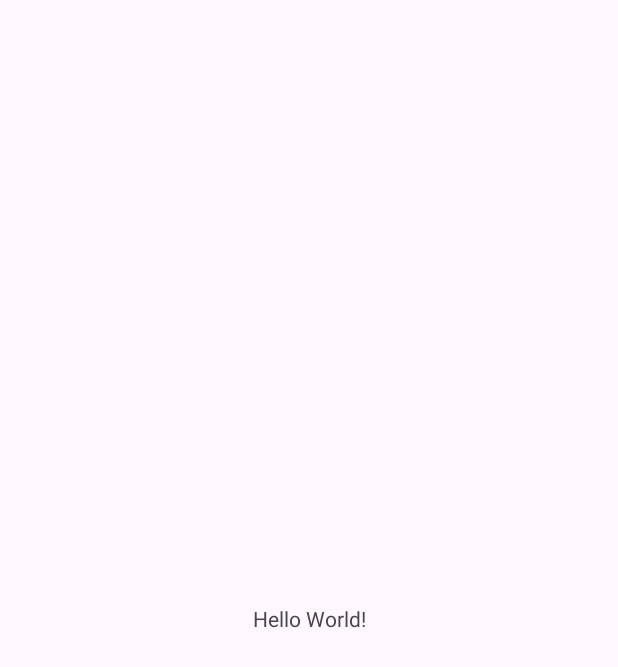
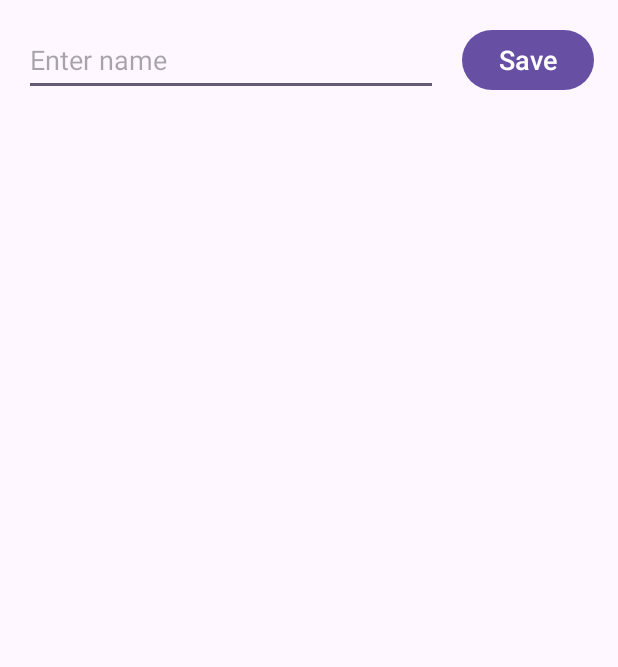
Before and after one commit to Mefoolyhi/MobileHomework, an Android app: the screen it shows after launch (MainActivity), on a phone screen of 412 x 824 dp. Before the commit the part shown is almost empty. Shown: the top 667 px of the screen. Run offline under Robolectric (Android 15) with nearby library versions, the phone set to English and light mode, and no system bars; pictures from the network do not load.

Commit message:
Final project

```diff
--- a/FinalProject/app/build.gradle
+++ b/FinalProject/app/build.gradle
@@ -36,4 +36,6 @@ dependencies {
     testImplementation 'junit:junit:4.13.2'
     androidTestImplementation 'androidx.test.ext:junit:1.1.5'
     androidTestImplementation 'androidx.test.espresso:espresso-core:3.5.1'
+
+    implementation 'com.github.bumptech.glide:glide:4.14.2'
 }
--- a/FinalProject/app/src/main/AndroidManifest.xml
+++ b/FinalProject/app/src/main/AndroidManifest.xml
@@ -1,6 +1,8 @@
 <?xml version="1.0" encoding="utf-8"?>
 <manifest xmlns:android="http://schemas.android.com/apk/res/android"
     xmlns:tools="http://schemas.android.com/tools">
+
+    <uses-permission android:name="android.permission.INTERNET"/>
 
     <application
         android:allowBackup="true"
--- /dev/null
+++ b/FinalProject/app/src/main/java/com/example/finalproject/DBInteractor.java
@@ -0,0 +1,38 @@
+package com.example.finalproject;
+
+import android.content.Context;
+import android.database.Cursor;
+import android.database.sqlite.SQLiteDatabase;
+
+import java.util.ArrayList;
+import java.util.List;
+
+public class DBInteractor {
+
+    private SQLiteDatabase dataBase;
+
+    public DBInteractor(Context context) {
+        dataBase = context.openOrCreateDatabase("namesApp.db", Context.MODE_PRIVATE, null);
+        dataBase.execSQL("CREATE TABLE IF NOT EXISTS names (name TEXT, imageUrl TEXT, UNIQUE(name))");
+    }
+
+    public List<NameItem> getItems() {
+        Cursor query = dataBase.rawQuery("SELECT * FROM names", null);
+        List<NameItem> items = new ArrayList<>();
+        while (query.moveToNext()) {
+            items.add(new NameItem(query.getString(0), query.getString(1)));
+        }
+        query.close();
+
+        return items;
+    }
+
+    public void addItem(NameItem item) {
+        dataBase.execSQL(String.format("INSERT OR IGNORE INTO names VALUES ('%s', '%s');", item.name, item.imageUrl));
+    }
+
+
+    public void onDestroy() {
+        dataBase.close();
+    }
+}
--- a/FinalProject/app/src/main/java/com/example/finalproject/MainActivity.java
+++ b/FinalProject/app/src/main/java/com/example/finalproject/MainActivity.java
@@ -1,8 +1,20 @@
 package com.example.finalproject;
 
 import androidx.appcompat.app.AppCompatActivity;
+import androidx.recyclerview.widget.LinearLayoutManager;
+import androidx.recyclerview.widget.RecyclerView;
 
 import android.os.Bundle;
+import android.view.View;
+import android.widget.Button;
+import android.widget.EditText;
+import android.widget.ImageView;
+
+import com.bumptech.glide.Glide;
+
+import java.util.ArrayList;
+import java.util.List;
+import java.util.Random;
 
 public class MainActivity extends AppCompatActivity {
 
@@ -10,5 +22,44 @@ public class MainActivity extends AppCompatActivity {
     protected void onCreate(Bundle savedInstanceState) {
         super.onCreate(savedInstanceState);
         setContentView(R.layout.activity_main);
+
+        DBInteractor dbInteractor = new DBInteractor(this);
+
+        List<NameItem> items = dbInteractor.getItems();
+        RVAdapter adapter = new RVAdapter(items);
+
+        EditText nameEditText = findViewById(R.id.name_edit_text);
+        Button saveNameButton = findViewById(R.id.save_name_button);
+        RecyclerView namesRV = findViewById(R.id.name_list);
+
+        namesRV.setAdapter(adapter);
+        namesRV.setLayoutManager(new LinearLayoutManager(this));
+
+        saveNameButton.setOnClickListener(v -> {
+            if (!nameEditText.getText().toString().equals("")) {
+                NameItem newItem = new NameItem(nameEditText.getText().toString(), getRandomImageUrl());
+                Runnable runnable = () -> dbInteractor.addItem(newItem);
+                Thread thread = new Thread(runnable);
+                thread.start();
+
+                nameEditText.setText("");
+                adapter.addItem(newItem);
+            }
+        });
+    }
+
+    private String getRandomImageUrl() {
+        List<String> urls = new ArrayList<String>();
+        urls.add("https://cdn.leroymerlin.ru/lmru/image/upload/v1645929715/b_white,c_pad,d_photoiscoming.png,f_auto,h_600,q_auto,w_600/lmcode/054GuJM_I0ei5YxVxDeBNA/90257331_02.jpg");
+        urls.add("https://laplaya-rus.ru/wp-content/uploads/d/c/7/dc78bbe85f768c6686fb74ff8c603eda.jpeg");
+        urls.add("https://www.fonstola.ru/images/202012/fonstola.ru_419624.jpg");
+        urls.add("https://zeleniymir.org/wp-content/uploads/2019/04/Rys-69-1024x819.jpg");
+        urls.add("https://animalreader.ru/wp-content/uploads/2014/10/sus-scrofa-e1413736415314.jpg");
+        urls.add("https://klike.net/uploads/posts/2023-01/1675142525_3-68.jpg");
+        urls.add("https://img-fotki.yandex.ru/get/171919/284276260.1f/0_1f0763_5c54b200_XL.jpg");
+
+        Random random = new Random();
+        int index = random.nextInt(urls.size());
+        return urls.get(index);
     }
 }
--- a/FinalProject/app/src/main/res/layout/activity_main.xml
+++ b/FinalProject/app/src/main/res/layout/activity_main.xml
@@ -4,15 +4,52 @@
     xmlns:tools="http://schemas.android.com/tools"
     android:layout_width="match_parent"
     android:layout_height="match_parent"
+    android:padding="16dp"
     tools:context=".MainActivity">
 
-    <TextView
-        android:layout_width="wrap_content"
+    <androidx.constraintlayout.widget.ConstraintLayout
+        android:id="@+id/header"
+        android:layout_width="match_parent"
         android:layout_height="wrap_content"
-        android:text="Hello World!"
-        app:layout_constraintBottom_toBottomOf="parent"
+        android:orientation="horizontal"
+        app:layout_constraintStart_toStartOf="parent"
         app:layout_constraintEnd_toEndOf="parent"
+        app:layout_constraintTop_toTopOf="parent">
+
+        <EditText
+            android:id="@+id/name_edit_text"
+            android:layout_width="0dp"
+            android:layout_height="0dp"
+            android:layout_marginEnd="16dp"
+            android:hint="@string/name_edit_text_hint"
+            android:textSize="18sp"
+            app:layout_constraintStart_toStartOf="parent"
+            app:layout_constraintEnd_toStartOf="@id/save_name_button"
+            app:layout_constraintTop_toTopOf="parent"
+            app:layout_constraintBottom_toBottomOf="parent"/>
+
+        <Button
+            android:id="@+id/save_name_button"
+            android:layout_width="wrap_content"
+            android:layout_height="wrap_content"
+            android:text="@string/save_button_text"
+            android:textSize="18sp"
+            app:layout_constraintStart_toEndOf="@id/name_edit_text"
+            app:layout_constraintEnd_toEndOf="parent"
+            app:layout_constraintTop_toTopOf="parent"
+            app:layout_constraintBottom_toBottomOf="parent"/>
+
+    </androidx.constraintlayout.widget.ConstraintLayout>
+
+    <androidx.recyclerview.widget.RecyclerView
+        android:id="@+id/name_list"
+        android:layout_width="match_parent"
+        android:layout_height="0dp"
+        tools:listitem="@layout/name_item"
+        android:layout_marginTop="16dp"
         app:layout_constraintStart_toStartOf="parent"
-        app:layout_constraintTop_toTopOf="parent" />
+        app:layout_constraintEnd_toEndOf="parent"
+        app:layout_constraintTop_toBottomOf="@id/header"
+        app:layout_constraintBottom_toBottomOf="parent"/>
 
 </androidx.constraintlayout.widget.ConstraintLayout>
--- a/FinalProject/app/src/main/res/values/strings.xml
+++ b/FinalProject/app/src/main/res/values/strings.xml
@@ -1,3 +1,5 @@
 <resources>
     <string name="app_name">FinalProject</string>
+    <string name="save_button_text">Save</string>
+    <string name="name_edit_text_hint">Enter name</string>
 </resources>
```
Also changed, not shown: FinalProject/app/src/main/java/com/example/finalproject/NameItem.java (added, +11 -0 lines), FinalProject/app/src/main/java/com/example/finalproject/RVAdapter.java (added, +71 -0 lines), FinalProject/app/src/main/res/layout/name_item.xml (added, +24 -0 lines).
